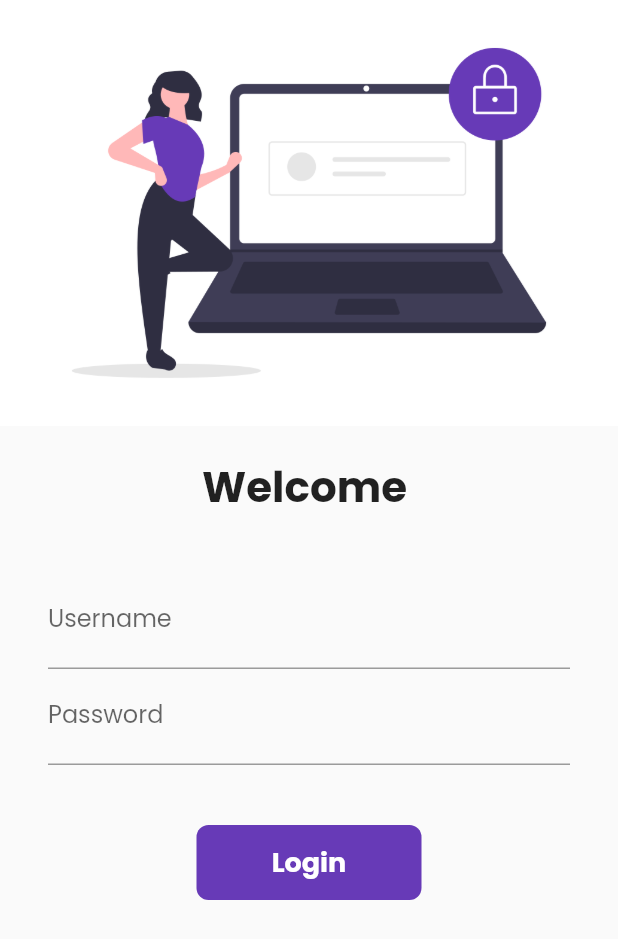
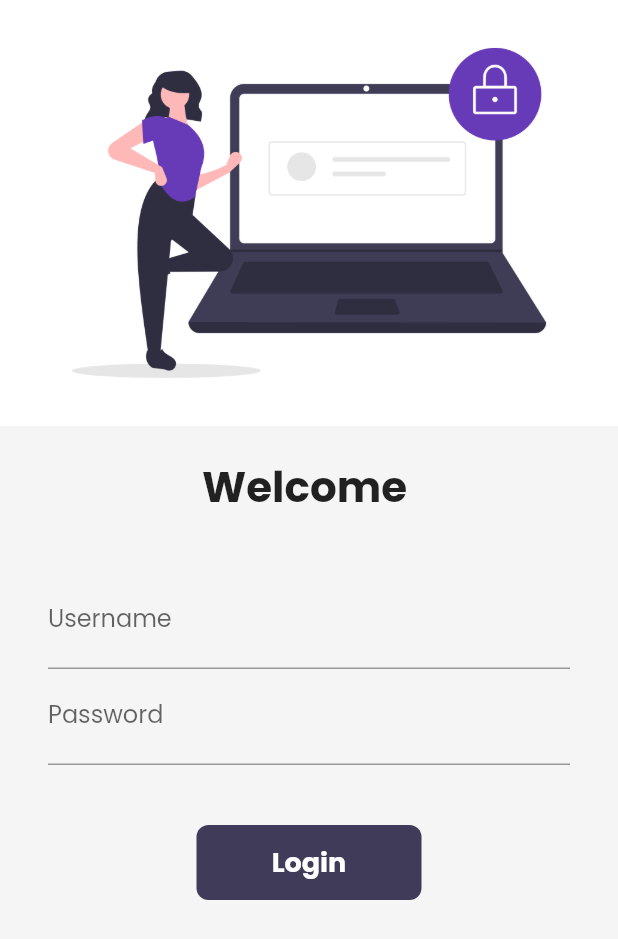
Before and after one commit to yadavvikas007/flutter-catalog-app, a Flutter app: the LoginPage screen opened by its route, on a phone screen of 412 x 824 dp. Shown: the top 939 px of the screen. Run offline on Flutter 3.47's test engine with Material 2 defaults, Android fonts, the phone set to English and light mode, and no system bars; our stand-ins replace google_fonts, velocity_x; network calls fail.

Commit message:
Day 15 commit

```diff
--- a/lib/main.dart
+++ b/lib/main.dart
@@ -14,7 +14,7 @@ class MyApp extends StatelessWidget {
   Widget build(BuildContext context) {
     return MaterialApp(
       debugShowCheckedModeBanner: false,
-      themeMode: ThemeMode.light,
+      themeMode: ThemeMode.system,
       theme: MyTheme.lightTheme(context),
       darkTheme: MyTheme.darkTheme(context),
       initialRoute: MyRoute.homeRoute,
--- a/lib/pages/login_page.dart
+++ b/lib/pages/login_page.dart
@@ -1,5 +1,6 @@
 import 'package:flutter/material.dart';
 import 'package:flutter_catalog/utils/routes.dart';
+import 'package:velocity_x/velocity_x.dart';
 
 class LoginPage extends StatefulWidget {
   @override
@@ -26,6 +27,7 @@ class _LoginPageState extends State<LoginPage> {
   @override
   Widget build(BuildContext context) {
     return Material(
+      color: context.canvasColor,
       child: SingleChildScrollView(
         child: Form(
           key: _formKey,
@@ -88,7 +90,7 @@ class _LoginPageState extends State<LoginPage> {
                       height: 40.0,
                     ),
                     Material(
-                      color: Colors.deepPurple,
+                      color: context.theme.buttonColor,
                       borderRadius:
                           BorderRadius.circular(changeButton ? 50 : 8),
                       child: InkWell(
--- a/lib/widgets/themes.dart
+++ b/lib/widgets/themes.dart
@@ -1,21 +1,39 @@
 import 'package:flutter/material.dart';
 import 'package:google_fonts/google_fonts.dart';
+import 'package:velocity_x/velocity_x.dart';
 
 class MyTheme {
   static ThemeData lightTheme(BuildContext context) => ThemeData(
+        primarySwatch: Colors.deepPurple,
+        cardColor: Colors.white,
+        canvasColor: creamColor,
+        buttonColor: darkBluishColor,
+        accentColor: darkBluishColor,
+        fontFamily: GoogleFonts.poppins().fontFamily,
         appBarTheme: AppBarTheme(
           color: Colors.white,
           elevation: 0.0,
           iconTheme: IconThemeData(color: Colors.black),
           textTheme: Theme.of(context).textTheme,
         ),
-        primarySwatch: Colors.deepPurple,
-        fontFamily: GoogleFonts.poppins().fontFamily,
       );
   static ThemeData darkTheme(BuildContext context) => ThemeData(
         brightness: Brightness.dark,
+        cardColor: Colors.black,
+        canvasColor: darkCreamColor,
+        buttonColor: lightBluishColor,
+        accentColor: Colors.white,
+        fontFamily: GoogleFonts.poppins().fontFamily,
+        appBarTheme: AppBarTheme(
+          color: Colors.black,
+          elevation: 0.0,
+          iconTheme: IconThemeData(color: Colors.white),
+          textTheme: Theme.of(context).textTheme,
+        ),
       );
 
   static Color creamColor = Color(0xfff5f5f5);
   static Color darkBluishColor = Color(0xff403b58);
+  static Color darkCreamColor = Vx.gray900;
+  static Color lightBluishColor = Vx.indigo500;
 }
```
Also changed, not shown: lib/pages/home_detail_page.dart (+15 -12 lines), lib/pages/home_page.dart (+6 -3 lines), lib/widgets/home_widgets/catalog_header.dart (+9 -6 lines), lib/widgets/home_widgets/catalog_list.dart (+7 -6 lines).
